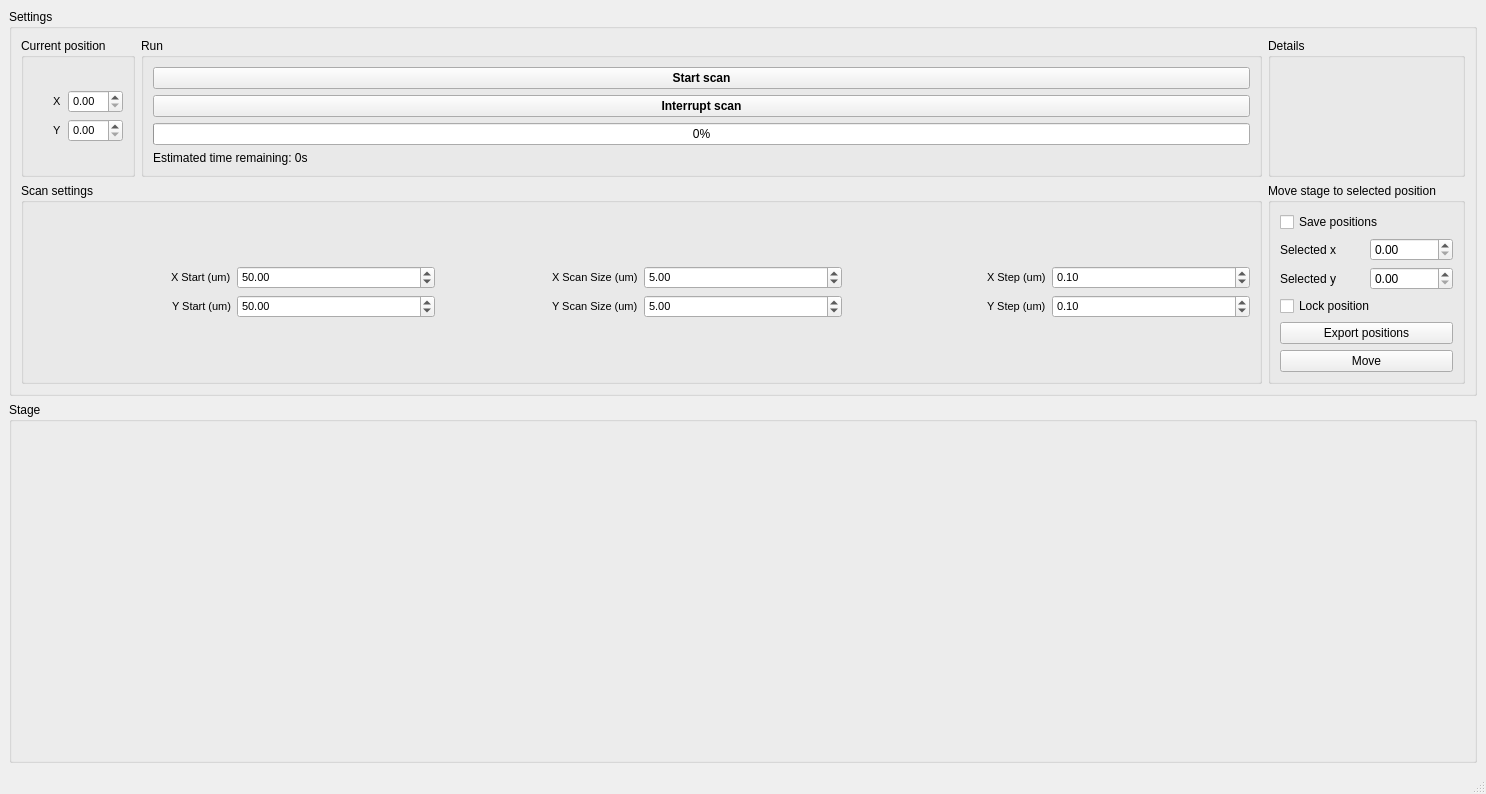
This is HW_PI_PiezoStage/spec_pz_2.ui in GingerLabUW/Microscope_App as Qt 5 draws it before an edit. The edited form follows.
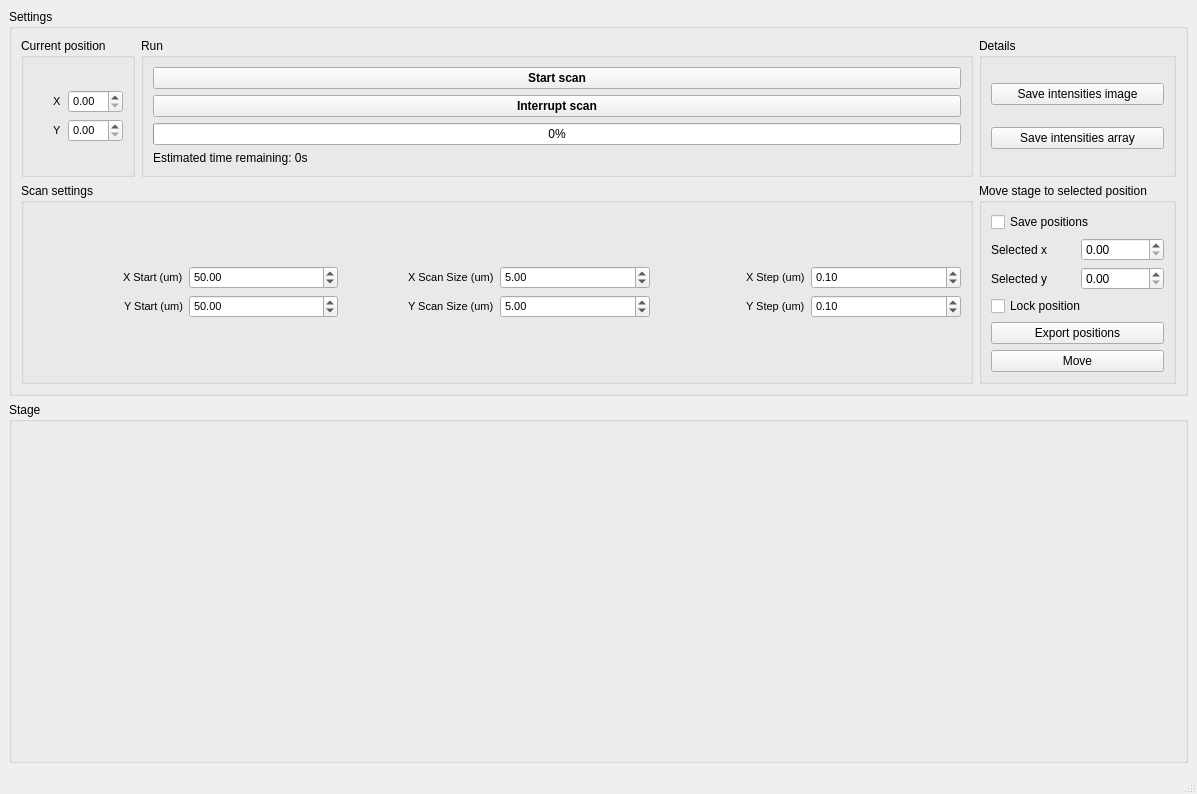
This is the edited form.

```diff
--- a/HW_PI_PiezoStage/spec_pz_2.ui
+++ b/HW_PI_PiezoStage/spec_pz_2.ui
@@ -6,7 +6,7 @@
    <rect>
     <x>0</x>
     <y>0</y>
-    <width>1486</width>
+    <width>1197</width>
     <height>794</height>
    </rect>
   </property>
@@ -206,7 +206,22 @@
          <property name="title">
           <string>Details</string>
          </property>
-         <layout class="QVBoxLayout" name="verticalLayout"/>
+         <layout class="QVBoxLayout" name="verticalLayout">
+          <item>
+           <widget class="QPushButton" name="save_image_pushButton">
+            <property name="text">
+             <string>Save intensities image</string>
+            </property>
+           </widget>
+          </item>
+          <item>
+           <widget class="QPushButton" name="save_array_pushButton">
+            <property name="text">
+             <string>Save intensities array</string>
+            </property>
+           </widget>
+          </item>
+         </layout>
         </widget>
        </item>
        <item row="2" column="0" colspan="2">
```
Left out of the diff: 100 changed lines with no effect on the pictures.
